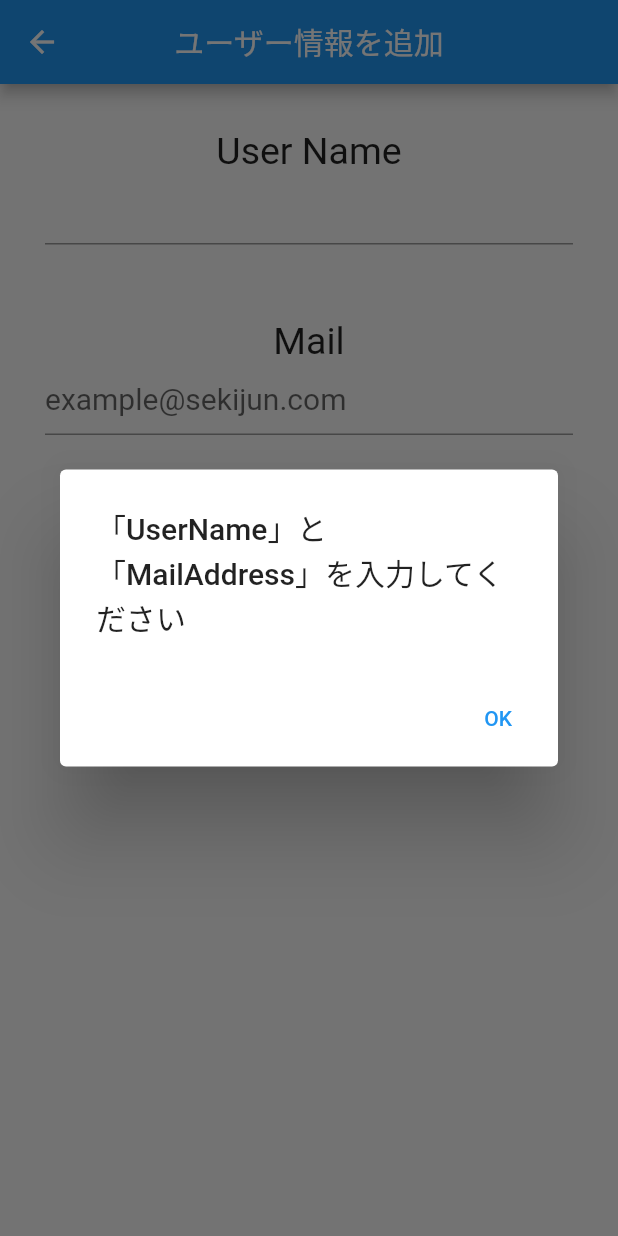
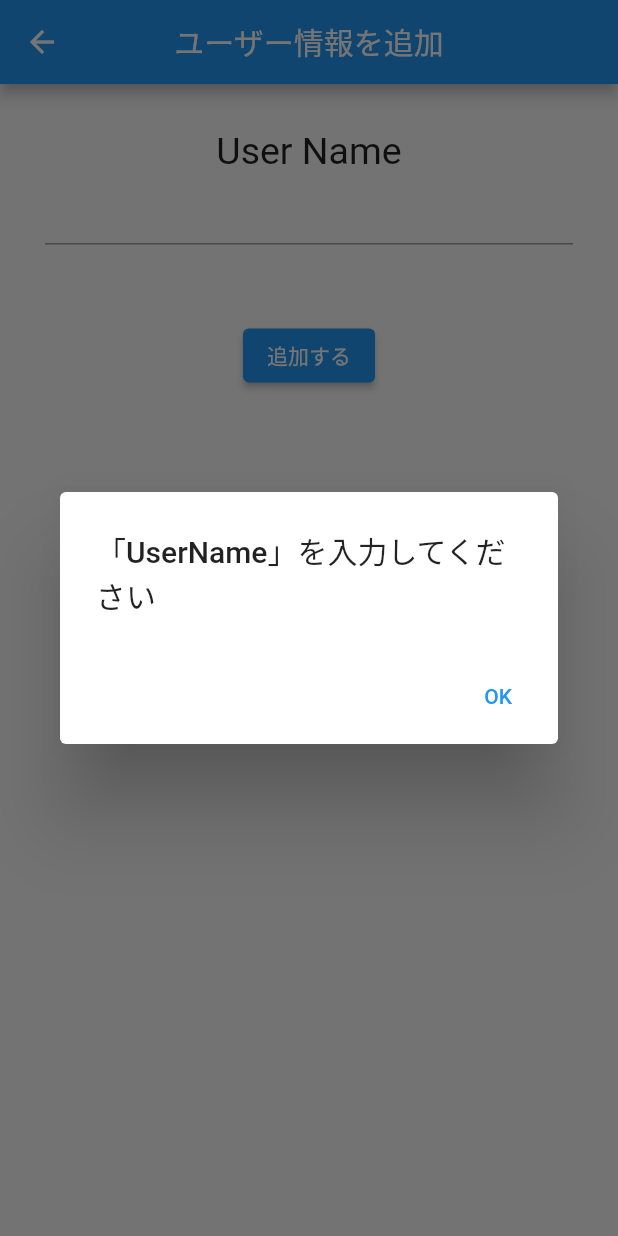
Before and after one commit to sekijun1/memo, a Flutter app: the AddScreen screen opened directly, after a tap on "追加する", on a phone screen of 412 x 824 dp. Run offline on Flutter 3.47's test engine with Material 2 defaults, Android fonts, the phone set to English and light mode, and no system bars; our stand-ins replace cloud_firestore, firebase_auth, firebase_core, image_picker; accounts and stored records are empty; network calls fail.

Commit message:
addScreen → model 引越し前

```diff
--- a/lib/add_screen/add_model.dart
+++ b/lib/add_screen/add_model.dart
@@ -10,9 +10,7 @@ class AddScreenModel extends ChangeNotifier {
   CollectionReference users = FirebaseFirestore.instance.collection('users');
 
   Future addUserToFirebase() async {
-    if (name == "" || mail == "") {
-      throw "「UserName」と「MailAddress」を入力してください";
-    }
+    if (name == "") throw "「UserName」を入力してください";
     await users
         .doc()
         .set({'name': name, 'mail': mail});
--- a/lib/add_screen/add_screen.dart
+++ b/lib/add_screen/add_screen.dart
@@ -7,7 +7,7 @@ class AddScreen extends StatelessWidget {
   AddScreen({this.user});
 
   final nameController = TextEditingController();
-  final mailController = TextEditingController();
+  // final mailController = TextEditingController();
 
   @override
   Widget build(BuildContext context) {
@@ -15,11 +15,11 @@ class AddScreen extends StatelessWidget {
 
     if (isUpdate) {
       nameController.text = user.name;
-      mailController.text = user.mail;
+      // mailController.text = user.mail;
     }
     print(isUpdate);
     print(nameController.text);
-    print(mailController.text);
+    // print(mailController.text);
 
     return ChangeNotifierProvider<AddScreenModel>(
         create: (_) => AddScreenModel(),
@@ -36,9 +36,9 @@ class AddScreen extends StatelessWidget {
                   Text("User Name", style: TextStyle(fontSize: 25)),
                   nameInputTextField(model),
                   SizedBox(height: 50),
-                  Text("Mail", style: TextStyle(fontSize: 25)),
-                  mailInputTextField(model),
-                  SizedBox(height: 50),
+                  // Text("Mail", style: TextStyle(fontSize: 25)),
+                  // mailInputTextField(model),
+                  // SizedBox(height: 50),
                   ElevatedButton(
                     child: Text(isUpdate ? "更新する" : "追加する"),
                     onPressed: () async {
@@ -66,15 +66,15 @@ class AddScreen extends StatelessWidget {
     );
   }
 
-  Widget mailInputTextField(model) {
-    return TextField(
-      controller: mailController,
-      keyboardType: TextInputType.text,
-      decoration: InputDecoration(hintText: 'example@sekijun.com'),
-      style: TextStyle(fontSize: 20),
-      onChanged:(text)=> model.mail = text,
-    );
-  }
+  // Widget mailInputTextField(model) {
+  //   return TextField(
+  //     controller: mailController,
+  //     keyboardType: TextInputType.text,
+  //     decoration: InputDecoration(hintText: 'example@sekijun.com'),
+  //     style: TextStyle(fontSize: 20),
+  //     onChanged:(text)=> model.mail = text,
+  //   );
+  // }
 
   Future onPushAddUser(AddScreenModel model, BuildContext context) async {
     try {
--- a/lib/list_view/list_view_screen.dart
+++ b/lib/list_view/list_view_screen.dart
@@ -56,7 +56,7 @@ class ListViewScreen extends StatelessWidget {
                   child: Row(
                     children: [
                       Text(
-                        "ログインユーザー：",
+                        "Your mail：",
                         style: TextStyle(fontSize: 20,),
                       ),
                       if (model.currentLogInUser == null)
```
